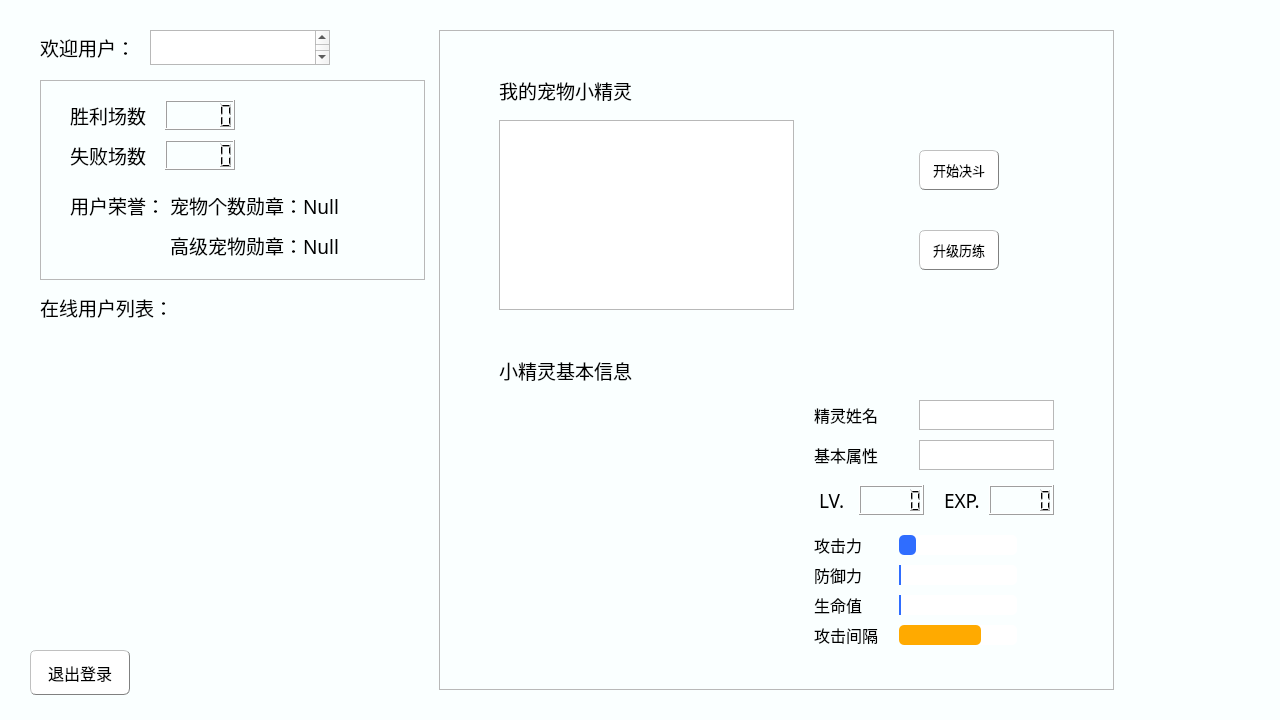
Qt form mainwindow.ui (wangquanlikun/Alice_Archive) before a commit.
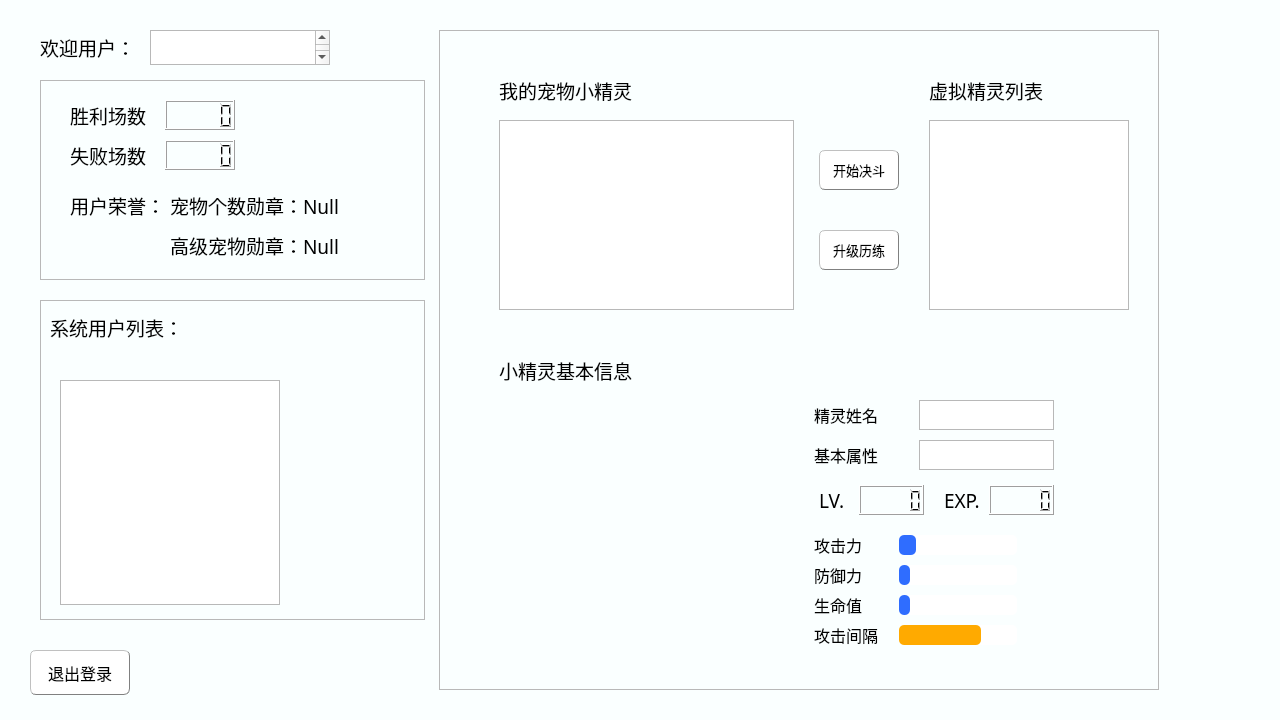
The same form after that commit. Icons and pictures are not drawn.

Commit message: 实现了获得系统所有注册用户信息并显示（暂缺用户精灵信息）；完成登录已有用户传递拥有精灵信息；完成本地创建虚拟精灵列表并显示

```diff
--- a/mainwindow.ui
+++ b/mainwindow.ui
@@ -1023,7 +1023,7 @@
        <rect>
         <x>439</x>
         <y>30</y>
-        <width>675</width>
+        <width>720</width>
         <height>660</height>
        </rect>
       </property>
@@ -1065,7 +1065,7 @@
       <widget class="QPushButton" name="choose_Fight_1">
        <property name="geometry">
         <rect>
-         <x>480</x>
+         <x>380</x>
          <y>120</y>
          <width>80</width>
          <height>40</height>
@@ -1377,7 +1377,7 @@
         <number>1000</number>
        </property>
        <property name="value">
-        <number>24</number>
+        <number>100</number>
        </property>
        <property name="textVisible">
         <bool>false</bool>
@@ -1396,7 +1396,7 @@
         <number>1000</number>
        </property>
        <property name="value">
-        <number>24</number>
+        <number>100</number>
        </property>
        <property name="textVisible">
         <bool>false</bool>
@@ -1430,7 +1430,7 @@
       <widget class="QPushButton" name="choose_Fight_2">
        <property name="geometry">
         <rect>
-         <x>480</x>
+         <x>380</x>
          <y>200</y>
          <width>80</width>
          <height>40</height>
@@ -1464,25 +1464,98 @@
         <string>升级历练</string>
        </property>
       </widget>
+      <widget class="QListView" name="Server_Pals_list">
+       <property name="geometry">
+        <rect>
+         <x>490</x>
+         <y>90</y>
+         <width>200</width>
+         <height>190</height>
+        </rect>
+       </property>
+       <property name="font">
+        <font>
+         <family>俐方体11号</family>
+         <pointsize>12</pointsize>
+        </font>
+       </property>
+       <property name="editTriggers">
+        <set>QAbstractItemView::NoEditTriggers</set>
+       </property>
+      </widget>
+      <widget class="QLabel" name="TEXT_server_pal">
+       <property name="geometry">
+        <rect>
+         <x>490</x>
+         <y>40</y>
+         <width>140</width>
+         <height>40</height>
+        </rect>
+       </property>
+       <property name="font">
+        <font>
+         <family>俐方体11号</family>
+         <pointsize>14</pointsize>
+        </font>
+       </property>
+       <property name="text">
+        <string>虚拟精灵列表</string>
+       </property>
+      </widget>
      </widget>
-     <widget class="QLabel" name="TEXT_loggedUser">
+     <widget class="QFrame" name="other_User_info">
       <property name="geometry">
        <rect>
         <x>40</x>
-        <y>290</y>
-        <width>225</width>
-        <height>35</height>
+        <y>300</y>
+        <width>385</width>
+        <height>320</height>
        </rect>
       </property>
-      <property name="font">
-       <font>
-        <family>俐方体11号</family>
-        <pointsize>14</pointsize>
-       </font>
+      <property name="frameShape">
+       <enum>QFrame::StyledPanel</enum>
       </property>
-      <property name="text">
-       <string>在线用户列表：</string>
+      <property name="frameShadow">
+       <enum>QFrame::Raised</enum>
       </property>
+      <widget class="QLabel" name="TEXT_otherUser">
+       <property name="geometry">
+        <rect>
+         <x>10</x>
+         <y>10</y>
+         <width>225</width>
+         <height>35</height>
+        </rect>
+       </property>
+       <property name="font">
+        <font>
+         <family>俐方体11号</family>
+         <pointsize>14</pointsize>
+        </font>
+       </property>
+       <property name="text">
+        <string>系统用户列表：</string>
+       </property>
+      </widget>
+      <widget class="QListView" name="Userlist">
+       <property name="geometry">
+        <rect>
+         <x>20</x>
+         <y>80</y>
+         <width>220</width>
+         <height>225</height>
+        </rect>
+       </property>
+       <property name="font">
+        <font>
+         <family>俐方体11号</family>
+         <pointsize>12</pointsize>
+        </font>
+       </property>
+       <property name="editTriggers">
+        <set>QAbstractItemView::NoEditTriggers</set>
+       </property>
+      </widget>
      </widget>
     </widget>
    </widget>
```
The commit also changes 7 other files.
